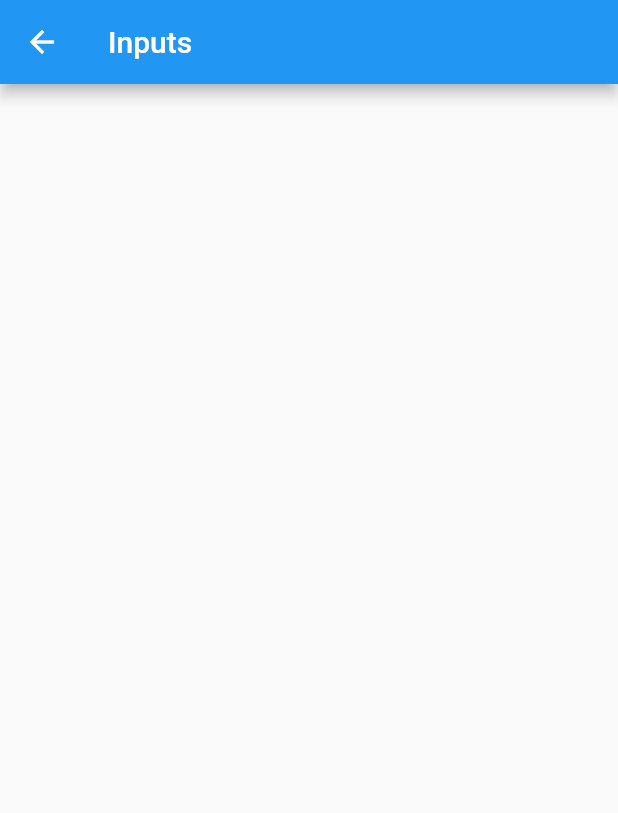
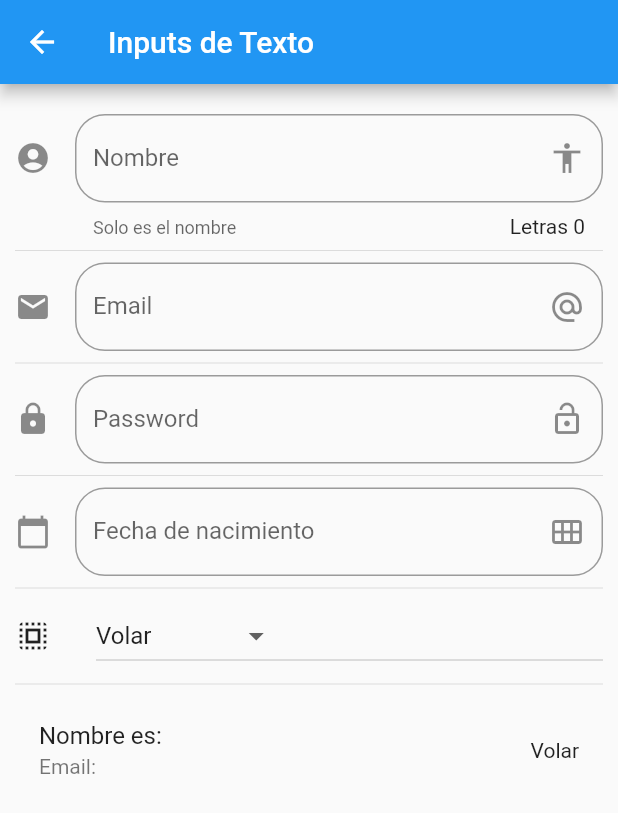
Before and after one commit to raven9596/Curso-Flutter-FH, a Flutter app: the InputPage screen opened by its route, on a phone screen of 412 x 824 dp. Shown: the top 813 px of the screen. Run offline on Flutter 3.47's test engine with Material 2 defaults, Android fonts, the phone set to English and light mode, and no system bars.

Commit message:
Update Components App

```diff
--- a/componentes/data/menu_opts.json
+++ b/componentes/data/menu_opts.json
@@ -25,6 +25,16 @@
             "ruta" : "inputs",
             "icon" : "input",
             "texto": "inputs"
+        },
+        {
+            "ruta" : "slider",
+            "icon" : "tune",
+            "texto": "Slider - Checks"
+        },
+        {
+            "ruta" : "list",
+            "icon" : "list",
+            "texto": "Listas y Scroll"
         }
     ]
 }
--- a/componentes/lib/src/pages/input_page.dart
+++ b/componentes/lib/src/pages/input_page.dart
@@ -1,4 +1,5 @@
 import 'package:flutter/material.dart';
+import 'package:intl/intl.dart';
 
 class InputPage extends StatefulWidget {
   InputPage({Key key}) : super(key: key);
@@ -8,13 +9,166 @@ class InputPage extends StatefulWidget {
 }
 
 class _InputPageState extends State<InputPage> {
+  String _nombre = '';
+  String _email = '';
+  String _fecha = '';
+
+  String _opcionSeleccionada = 'Volar';
+
+  List<String> _poderes = ['Volar', 'Rayos X', 'Super Aliento', 'Super Fuerza'];
+
+  TextEditingController _inputFieldDateController = new TextEditingController();
+
   @override
   Widget build(BuildContext context) {
     return Scaffold(
       appBar: AppBar(
-        title: Text('Inputs'),
+        title: Text('Inputs de Texto'),
       ),
-
+      body: ListView(
+          padding: EdgeInsets.symmetric(horizontal: 10.0, vertical: 20.0),
+          children: <Widget>[
+            _crearInput(),
+            Divider(),
+            _crearEmail(),
+            Divider(),
+            _crearPassword(),
+            Divider(),
+            _crearFecha(context),
+            Divider(),
+            _crearDropDown(),
+            Divider(),
+            _crearPersona(),
+          ]),
     );
   }
-}
+
+  Widget _crearInput() {
+    return TextField(
+      //autofocus: true,
+      textCapitalization: TextCapitalization.words,
+      decoration: InputDecoration(
+          border: OutlineInputBorder(borderRadius: BorderRadius.circular(20.0)),
+          counter: Text('Letras ${_nombre.length}'),
+          hintText: 'Nombre de la persona',
+          labelText: 'Nombre',
+          helperText: 'Solo es el nombre',
+          suffixIcon: Icon(Icons.accessibility),
+          icon: Icon(Icons.account_circle)),
+      onChanged: (valor) {
+        setState(() {
+          _nombre = valor;
+        });
+      },
+    );
+  }
+
+  Widget _crearEmail() {
+    return TextField(
+      keyboardType: TextInputType.emailAddress,
+      decoration: InputDecoration(
+          border: OutlineInputBorder(borderRadius: BorderRadius.circular(20.0)),
+          hintText: 'Email',
+          labelText: 'Email',
+          suffixIcon: Icon(Icons.alternate_email),
+          icon: Icon(Icons.email)),
+      onChanged: (valor) {
+        setState(() {
+          _email = valor;
+        });
+      },
+    );
+  }
+
+  Widget _crearPassword() {
+    return TextField(
+      obscureText: true,
+      decoration: InputDecoration(
+          border: OutlineInputBorder(borderRadius: BorderRadius.circular(20.0)),
+          hintText: 'Password',
+          labelText: 'Password',
+          suffixIcon: Icon(Icons.lock_open),
+          icon: Icon(Icons.lock)),
+      onChanged: (valor) {
+        setState(() {
+          _email = valor;
+        });
+      },
+    );
+  }
+
+  Widget _crearFecha(BuildContext context) {
+    return TextField(
+        enableInteractiveSelection: false,
+        controller: _inputFieldDateController,
+        decoration: InputDecoration(
+            border:
+                OutlineInputBorder(borderRadius: BorderRadius.circular(20.0)),
+            hintText: 'Fecha de nacimiento',
+            labelText: 'Fecha de nacimiento',
+            suffixIcon: Icon(Icons.calendar_view_month),
+            icon: Icon(Icons.calendar_today)),
+        onTap: () {
+          FocusScope.of(context).requestFocus(new FocusNode());
+          _selectDate(context);
+        });
+  }
+
+  _selectDate(BuildContext context) async {
+    DateTime picked = await showDatePicker(
+        context: context,
+        initialDate: new DateTime.now(),
+        firstDate: new DateTime(2018),
+        lastDate: new DateTime(2025),
+        locale: Locale('es', 'ES'));
+
+    if (picked != null) {
+      setState(() {
+        _fecha = picked.toString();
+        _inputFieldDateController.text =
+            DateFormat('dd-MM-yyyy').format(DateTime.parse(_fecha));
+      });
+    }
+  }
+
+  List<DropdownMenuItem<String>> getOpcionesDropDown() {
+    List<DropdownMenuItem<String>> lista = [];
+
+    _poderes.forEach((poder) {
+      lista.add(DropdownMenuItem(
+        child: Text(poder),
+        value: poder,
+      ));
+    });
+
+    return lista;
+  }
+
+  Widget _crearDropDown() {
+    return Row(
+      children: [
+        Icon(Icons.select_all),
+        SizedBox(width: 30.0),
+        Expanded(
+          child: DropdownButton(
+                    value: _opcionSeleccionada,
+                    items: getOpcionesDropDown(),
+                    onChanged: (opt) {
+                         setState(() {
+                            _opcionSeleccionada = opt;
+                        });
+                    },
+                ),
+        ),
+      ],
+    );
+  }
+
+  Widget _crearPersona() {
+    return ListTile(
+      title: Text('Nombre es: $_nombre'),
+      subtitle: Text('Email: $_email'),
+      trailing: Text(_opcionSeleccionada),
+    );
+  }
+} // End Class
--- a/componentes/lib/src/routes/routes.dart
+++ b/componentes/lib/src/routes/routes.dart
@@ -6,6 +6,8 @@ import 'package:componentes/src/pages/avatar_page.dart';
 import 'package:componentes/src/pages/card_page.dart';
 import 'package:componentes/src/pages/animated_container.dart';
 import 'package:componentes/src/pages/input_page.dart';
+import 'package:componentes/src/pages/slider_page.dart';
+import 'package:componentes/src/pages/listview_page.dart';
 
 
 Map<String, WidgetBuilder> getApplicationRoutes() {
@@ -17,5 +19,7 @@ Map<String, WidgetBuilder> getApplicationRoutes() {
     'card': (BuildContext context) => CardPage(),
     'animatedContainer': (BuildContext context) => AnimatedContainerPage(),
     'inputs': (BuildContext context) => InputPage(),
+    'slider': (BuildContext context) => SliderPage(),
+    'list': (BuildContext context) => ListViewPage(),
   };
 }
--- a/componentes/lib/src/utils/icono_string_util.dart
+++ b/componentes/lib/src/utils/icono_string_util.dart
@@ -6,6 +6,8 @@ final _icons = <String, IconData>{
   'folder_open'  : Icons.folder_open,
   'donut_large'  : Icons.donut_large,
   'input'        : Icons.input,
+  'tune'         : Icons.tune,
+  'list'         : Icons.list,
 
 };
 
--- a/componentes/pubspec.yaml
+++ b/componentes/pubspec.yaml
@@ -24,10 +24,14 @@ dependencies:
   flutter:
     sdk: flutter
 
+  flutter_localizations:
+    sdk: flutter
+
 
   # The following adds the Cupertino Icons font to your application.
   # Use with the CupertinoIcons class for iOS style icons.
   cupertino_icons: ^1.0.2
+  intl: ^0.17.0
 
 dev_dependencies:
   flutter_test:
```
Also changed, not shown: componentes/lib/main.dart (+10 -0 lines), componentes/lib/src/pages/listview_page.dart (added, +114 -0 lines), componentes/lib/src/pages/slider_page.dart (added, +92 -0 lines), componentes/pubspec.lock, contador/pubspec.lock.
